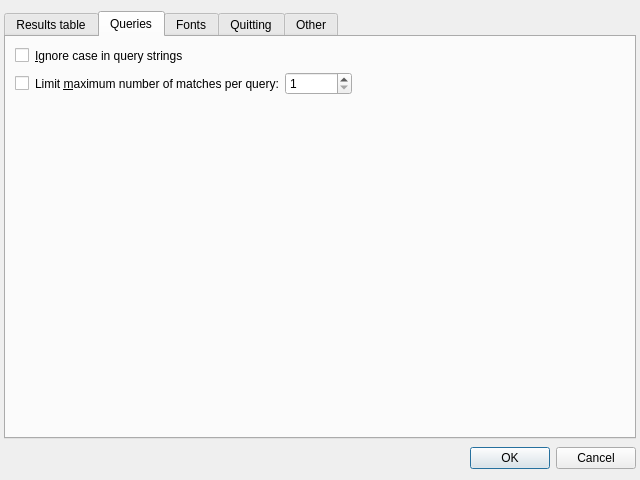
Above: coquery/gui/ui/settings.ui from gkunter/coquery before the change. Below: the same form after it.
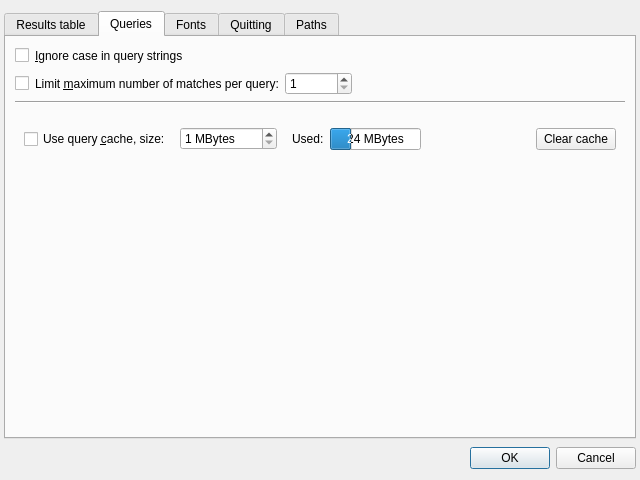
That is the form after the change. The open tabs and pages were chosen to show the change. Icons and pictures are not drawn.

Commit message: Use query hashes

What changed in the file:
```diff
--- a/coquery/gui/ui/settings.ui
+++ b/coquery/gui/ui/settings.ui
@@ -255,6 +255,85 @@
          </item>
         </layout>
        </item>
+       <item>
+        <widget class="Line" name="line">
+         <property name="orientation">
+          <enum>Qt::Horizontal</enum>
+         </property>
+        </widget>
+       </item>
+       <item>
+        <widget class="QWidget" name="widget_cache" native="true">
+         <layout class="QHBoxLayout" name="horizontalLayout_4">
+          <item>
+           <widget class="QCheckBox" name="check_use_cache">
+            <property name="text">
+             <string>Use query &amp;cache, size: </string>
+            </property>
+           </widget>
+          </item>
+          <item>
+           <widget class="QSpinBox" name="spin_cache_size">
+            <property name="suffix">
+             <string> MBytes</string>
+            </property>
+            <property name="prefix">
+             <string/>
+            </property>
+            <property name="minimum">
+             <number>1</number>
+            </property>
+            <property name="maximum">
+             <number>4096</number>
+            </property>
+           </widget>
+          </item>
+          <item>
+           <widget class="QWidget" name="widget_used" native="true">
+            <layout class="QHBoxLayout" name="horizontalLayout_5">
+             <item>
+              <widget class="QLabel" name="label_10">
+               <property name="text">
+                <string>Used:</string>
+               </property>
+              </widget>
+             </item>
+             <item>
+              <widget class="QProgressBar" name="progress_used">
+               <property name="value">
+                <number>24</number>
+               </property>
+               <property name="format">
+                <string>%v MBytes</string>
+               </property>
+              </widget>
+             </item>
+            </layout>
+           </widget>
+          </item>
+          <item>
+           <spacer name="horizontalSpacer_4">
+            <property name="orientation">
+             <enum>Qt::Horizontal</enum>
+            </property>
+            <property name="sizeHint" stdset="0">
+             <size>
+              <width>40</width>
+              <height>20</height>
+             </size>
+            </property>
+           </spacer>
+          </item>
+          <item>
+           <widget class="QPushButton" name="button_clear_cache">
+            <property name="text">
+             <string>Clear cache</string>
+            </property>
+           </widget>
+          </item>
+         </layout>
+        </widget>
+       </item>
        <item>
         <spacer name="verticalSpacer_5">
          <property name="orientation">
@@ -465,7 +544,7 @@
      </widget>
      <widget class="QWidget" name="tab_4">
       <attribute name="title">
-       <string>Other</string>
+       <string>Paths</string>
       </attribute>
       <layout class="QVBoxLayout" name="verticalLayout_6">
        <item>
```
Left out of the diff: 40 changed lines with no effect on the pictures. The commit also changes 8 other files.
